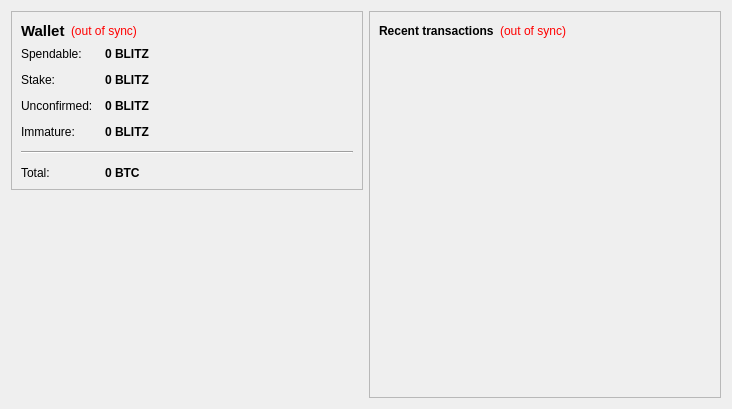
Above: src/qt/forms/overviewpage.ui from macht1/blitz before the change. Below: the same form after it.
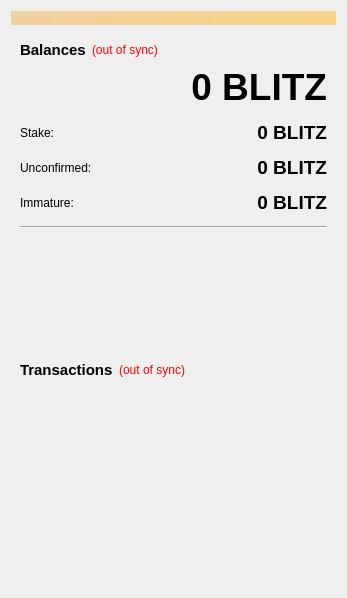
That is the form after the change. Icons and pictures are not drawn.

What changed in the file:
```diff
--- a/src/qt/forms/overviewpage.ui
+++ b/src/qt/forms/overviewpage.ui
@@ -6,24 +6,37 @@
    <rect>
     <x>0</x>
     <y>0</y>
-    <width>732</width>
-    <height>409</height>
+    <width>347</width>
+    <height>598</height>
    </rect>
   </property>
   <property name="windowTitle">
    <string>Form</string>
   </property>
-  <layout class="QHBoxLayout" name="horizontalLayout" stretch="0,0">
+  <layout class="QVBoxLayout" name="topLayout">
+   <item>
+    <widget class="QLabel" name="labelAlerts">
+     <property name="visible">
+      <bool>false</bool>
+     </property>
+     <property name="styleSheet">
+      <string notr="true">background-color: qlineargradient(x1: 0, y1: 0, x2: 1, y2: 0, stop:0 #F0D0A0, stop:1 #F8D488);  color:#000000
+</string>
+     </property>
+     <property name="wordWrap">
+      <bool>true</bool>
+     </property>
+     <property name="margin">
+      <number>3</number>
+     </property>
+    </widget>
+   </item>
+   <item>
+    <layout class="QHBoxLayout" name="horizontalLayout" stretch="1">
    <item>
     <layout class="QVBoxLayout" name="verticalLayout_2">
      <item>
-      <widget class="QFrame" name="frame">
-       <property name="frameShape">
-        <enum>QFrame::StyledPanel</enum>
-       </property>
-       <property name="frameShadow">
-        <enum>QFrame::Raised</enum>
-       </property>
+        <widget class="QWidget" name="widget" native="true">
        <layout class="QVBoxLayout" name="verticalLayout_4">
         <item>
          <layout class="QHBoxLayout" name="horizontalLayout_4">
@@ -31,20 +44,21 @@
            <widget class="QLabel" name="label_5">
             <property name="font">
              <font>
+                <family>Arial</family>
               <pointsize>11</pointsize>
               <weight>75</weight>
               <bold>true</bold>
              </font>
             </property>
             <property name="text">
-             <string>Wallet</string>
+               <string>Balances</string>
             </property>
            </widget>
           </item>
           <item>
            <widget class="QLabel" name="labelWalletStatus">
             <property name="toolTip">
-             <string>The displayed information may be out of date. Your wallet automatically synchronizes with the blitz network after a connection is established, but this process has not completed yet.</string>
+               <string>The displayed information may be out of date. Your wallet automatically synchronizes with the Blitz network after a connection is established, but this process has not completed yet.</string>
             </property>
             <property name="styleSheet">
              <string notr="true">QLabel { color: red; }</string>
@@ -86,29 +100,7 @@
           <item row="0" column="0">
            <widget class="QLabel" name="label">
             <property name="text">
-             <string>Spendable:</string>
-            </property>
-           </widget>
-          </item>
-          <item row="0" column="1">
-           <widget class="QLabel" name="labelBalance">
-            <property name="font">
-             <font>
-              <weight>75</weight>
-              <bold>true</bold>
-             </font>
-            </property>
-            <property name="cursor">
-             <cursorShape>IBeamCursor</cursorShape>
-            </property>
-            <property name="toolTip">
-             <string>Your current spendable balance</string>
-            </property>
-            <property name="text">
-             <string notr="true">0 BLITZ</string>
-            </property>
-            <property name="textInteractionFlags">
-             <set>Qt::LinksAccessibleByMouse|Qt::TextSelectableByKeyboard|Qt::TextSelectableByMouse</set>
+               <string/>
             </property>
            </widget>
           </item>
@@ -123,6 +115,7 @@
            <widget class="QLabel" name="labelStake">
             <property name="font">
              <font>
+                <pointsize>14</pointsize>
               <weight>75</weight>
               <bold>true</bold>
              </font>
@@ -136,6 +129,9 @@
             <property name="text">
              <string notr="true">0 BLITZ</string>
             </property>
+              <property name="alignment">
+               <set>Qt::AlignRight|Qt::AlignTrailing|Qt::AlignVCenter</set>
+              </property>
             <property name="textInteractionFlags">
              <set>Qt::LinksAccessibleByMouse|Qt::TextSelectableByKeyboard|Qt::TextSelectableByMouse</set>
             </property>
@@ -152,6 +148,7 @@
            <widget class="QLabel" name="labelUnconfirmed">
             <property name="font">
              <font>
+                <pointsize>14</pointsize>
               <weight>75</weight>
               <bold>true</bold>
              </font>
@@ -165,6 +162,9 @@
             <property name="text">
              <string notr="true">0 BLITZ</string>
             </property>
+              <property name="alignment">
+               <set>Qt::AlignRight|Qt::AlignTrailing|Qt::AlignVCenter</set>
+              </property>
             <property name="textInteractionFlags">
              <set>Qt::LinksAccessibleByMouse|Qt::TextSelectableByKeyboard|Qt::TextSelectableByMouse</set>
             </property>
@@ -181,6 +181,7 @@
            <widget class="QLabel" name="labelImmature">
             <property name="font">
              <font>
+                <pointsize>14</pointsize>
               <weight>75</weight>
               <bold>true</bold>
              </font>
@@ -191,6 +192,9 @@
             <property name="text">
              <string notr="true">0 BLITZ</string>
             </property>
+              <property name="alignment">
+               <set>Qt::AlignRight|Qt::AlignTrailing|Qt::AlignVCenter</set>
+              </property>
             <property name="textInteractionFlags">
              <set>Qt::LinksAccessibleByMouse|Qt::TextSelectableByKeyboard|Qt::TextSelectableByMouse</set>
             </property>
@@ -203,17 +207,12 @@
             </property>
            </widget>
           </item>
-          <item row="5" column="0">
-           <widget class="QLabel" name="labelTotalText">
-            <property name="text">
-             <string>Total:</string>
-            </property>
-           </widget>
-          </item>
-          <item row="5" column="1">
+            <item row="0" column="1">
            <widget class="QLabel" name="labelTotal">
             <property name="font">
              <font>
+                <family>Arial</family>
+                <pointsize>28</pointsize>
               <weight>75</weight>
               <bold>true</bold>
              </font>
@@ -222,10 +221,13 @@
              <cursorShape>IBeamCursor</cursorShape>
             </property>
             <property name="toolTip">
-             <string>Your current total balance</string>
+               <string>Your current spendable balance</string>
             </property>
             <property name="text">
-             <string notr="true">0 BTC</string>
+               <string notr="true">0 BLITZ</string>
+              </property>
+              <property name="alignment">
+               <set>Qt::AlignRight|Qt::AlignTrailing|Qt::AlignVCenter</set>
             </property>
             <property name="textInteractionFlags">
              <set>Qt::LinksAccessibleByMouse|Qt::TextSelectableByKeyboard|Qt::TextSelectableByMouse</set>
@@ -237,32 +239,6 @@
        </layout>
       </widget>
      </item>
-     <item>
-      <spacer name="verticalSpacer_4">
-       <property name="orientation">
-        <enum>Qt::Vertical</enum>
-       </property>
-       <property name="sizeHint" stdset="0">
-        <size>
-         <width>20</width>
-         <height>40</height>
-        </size>
-       </property>
-      </spacer>
-     </item>
-     <item>
-      <widget class="QLabel" name="label_2">
-       <property name="text">
-        <string/>
-       </property>
-       <property name="pixmap">
-        <pixmap resource="../bitcoin.qrc">:/images/wallet_logo</pixmap>
-       </property>
-       <property name="alignment">
-        <set>Qt::AlignCenter</set>
-       </property>
-      </widget>
-     </item>
      <item>
       <spacer name="verticalSpacer">
        <property name="orientation">
@@ -276,32 +252,32 @@
        </property>
       </spacer>
      </item>
-    </layout>
-   </item>
    <item>
     <layout class="QVBoxLayout" name="verticalLayout_3">
      <item>
-      <widget class="QFrame" name="frame_2">
-       <property name="frameShape">
-        <enum>QFrame::StyledPanel</enum>
-       </property>
-       <property name="frameShadow">
-        <enum>QFrame::Raised</enum>
-       </property>
+          <widget class="QWidget" name="widget_2" native="true">
        <layout class="QVBoxLayout" name="verticalLayout">
         <item>
          <layout class="QHBoxLayout" name="horizontalLayout_2">
           <item>
            <widget class="QLabel" name="label_4">
+                <property name="font">
+                 <font>
+                  <family>Arial</family>
+                  <pointsize>11</pointsize>
+                  <weight>75</weight>
+                  <bold>true</bold>
+                 </font>
+                </property>
             <property name="text">
-             <string>&lt;b&gt;Recent transactions&lt;/b&gt;</string>
+                 <string>&lt;html&gt;&lt;head/&gt;&lt;body&gt;&lt;p&gt;Transactions&lt;/p&gt;&lt;/body&gt;&lt;/html&gt;</string>
             </property>
            </widget>
           </item>
           <item>
            <widget class="QLabel" name="labelTransactionsStatus">
             <property name="toolTip">
-             <string>The displayed information may be out of date. Your wallet automatically synchronizes with the blitz network after a connection is established, but this process has not completed yet.</string>
+                 <string>The displayed information may be out of date. Your wallet automatically synchronizes with the Blitz network after a connection is established, but this process has not completed yet.</string>
             </property>
             <property name="styleSheet">
              <string notr="true">QLabel { color: red; }</string>
@@ -354,6 +330,10 @@
     </layout>
    </item>
   </layout>
+     </item>
+    </layout>
+   </item>
+  </layout>
  </widget>
  <resources>
   <include location="../bitcoin.qrc"/>
```
Left out of the diff: 4 changed lines with no effect on the pictures. Lines whose indentation alone changed are shown as unchanged.
